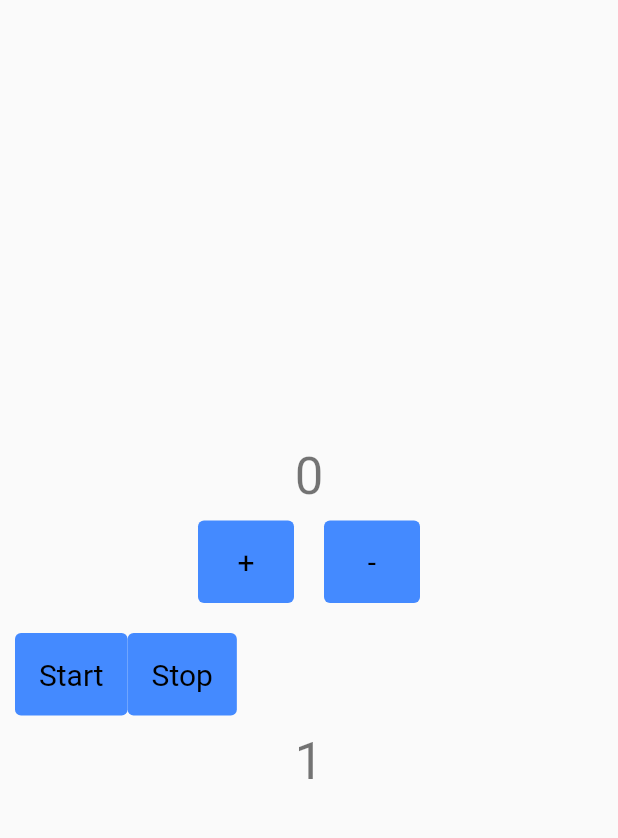
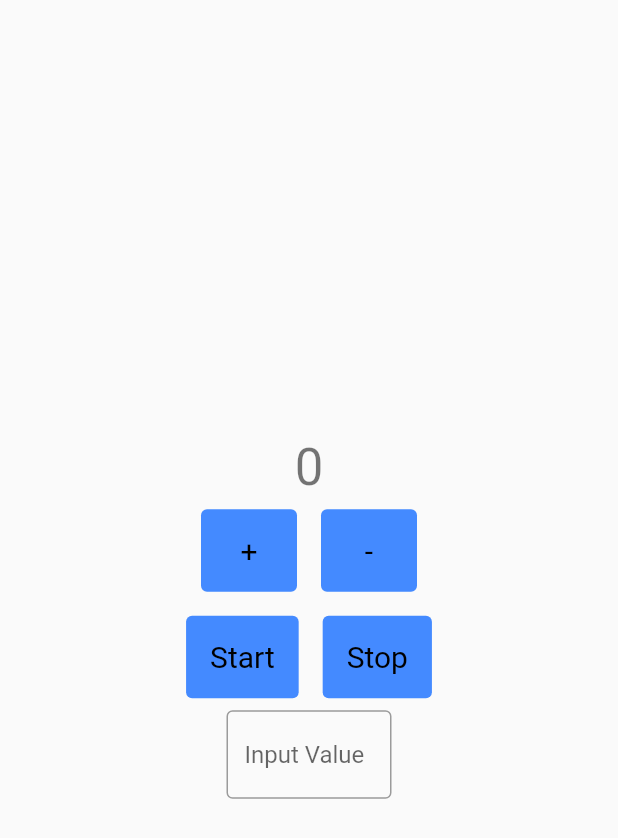
Before and after one commit to asoi1990/flutter_bloc_counter_homework, a Flutter app: the screen it shows after launch, after a tap on "Start", on a phone screen of 412 x 824 dp. Shown: the top 838 px of the screen. Run offline on Flutter 3.47's test engine with Material 2 defaults, Android fonts, the phone set to English and light mode, and no system bars; our stand-ins replace bloc, equatable, flutter_bloc.

Commit message:
add input step feature

```diff
--- a/lib/bloc/autoIncreament/bloc/auto_increament_number_bloc.dart
+++ /dev/null
@@ -1,52 +0,0 @@
-import 'dart:async';
-
-import 'package:bloc/bloc.dart';
-import 'package:equatable/equatable.dart';
-
-part 'auto_increament_number_event.dart';
-part 'auto_increament_number_state.dart';
-
-// class AutoIncreamentNumberBloc extends Bloc<AutoIncreamentNumberEvent, AutoIncreamentNumberState> {
-//   AutoIncreamentNumberBloc() : super(AutoIncreamentNumberInitial()) {
-
-//     on<AutoIncreamentNumberEvent>((event, emit) {
-//       // TODO: implement event handler
-//     });
-//   }
-
-// Stream<int> get updatedNumber async *{
-//       await Future<void>.delayed(Duration(seconds: 2));
-
-//         for (int i = 1; i <= 10; i++) {
-//           await Future<void>.delayed(Duration(seconds: 1));
-//           emit(i);
-//           yield i;
-//         }
-//     }
-// }
-class AutoIncreamentNumberBloc {
-  int _flag = 0;
-  int counter = 0;
-
-  Stream<int> get updatedNumber async* {
-    for (int i = 1;; i++) {
-      if (_flag == 2) {
-        await Future<void>.delayed(Duration(seconds: 1));
-        if (_flag == 2 && counter == 0) i = 1;
-        counter = i;
-        yield counter;
-      } else {
-        await Future<void>.delayed(Duration(seconds: 1));
-        yield counter;
-      }
-    }
-  }
-
-  stopStream() {
-    _flag = 1;
-  }
-
-  startStream() {
-    _flag = 2;
-  }
-}
--- a/lib/bloc/increase_number_bloc.dart
+++ b/lib/bloc/increase_number_bloc.dart
@@ -1,30 +1,51 @@
 import 'package:bloc/bloc.dart';
 import 'package:equatable/equatable.dart';
+import 'package:flutter/material.dart';
 
 part 'increase_number_event.dart';
 part 'increase_number_state.dart';
 
 class ChangingNumberBloc
     extends Bloc<ChangingNumberEvent, ChangingNumberState> {
-  ChangingNumberBloc() : super(IncreaseNumberInitial(0)) {
+  ChangingNumberBloc() : super(ManualState(0, Status.increaseStatus)) {
     on<IncreaseNumberEvent>((event, emit) {
-      emit(IncreaseNumberInitial(state.changingNumber + 1));
+      int stepInput = valueInput(event.step);
+      emit(
+          ManualState(state.changingNumber + stepInput, Status.increaseStatus));
     });
 
     on<DecreaseNumberEvent>((event, emit) {
-      emit(DecreaseNumberInitial(state.changingNumber - 1));
+      int stepInput = valueInput(event.step);
+      emit(
+          ManualState(state.changingNumber - stepInput, Status.decreaseStatus));
     });
 
-    // on<AutoNumberEvent>((event, emit) {
-    //   Stream<int> generateNumbers = (() async* {
-    //     await Future<void>.delayed(Duration(seconds: 2));
+    on<AutoStartNumberEvent>((event, emit) {
+      int stepInput = valueInput(event.step);
+      emit(AutoRunState(state.changingNumber, state.statusAction));
+      autoRun(stepInput);
+    });
 
-    //     for (int i = 1; i <= 10; i++) {
-    //       await Future<void>.delayed(Duration(seconds: 1));
-    //       emit(AutoNumberInitial(i));
-    //       yield i;
-    //     }
-    //   })();
-    // });
+    on<StopNumberEvent>((event, emit) {
+      emit(ManualState(state.changingNumber, state.statusAction));
+    });
+  }
+
+  void autoRun(int step) async {
+    while (state is AutoRunState) {
+      if (state.statusAction == Status.increaseStatus) {
+        emit(AutoRunState(state.changingNumber + step, state.statusAction));
+      } else if (state.statusAction == Status.decreaseStatus) {
+        emit(AutoRunState(state.changingNumber - step, state.statusAction));
+      }
+      await Future<void>.delayed(const Duration(seconds: 1));
+    }
+  }
+
+  int valueInput(String valueInput) {
+    if (int.tryParse(valueInput) != null) {
+      return int.parse(valueInput);
+    }
+    return 0;
   }
 }
--- a/lib/bloc/increase_number_event.dart
+++ b/lib/bloc/increase_number_event.dart
@@ -1,14 +1,25 @@
 part of 'increase_number_bloc.dart';
 
 abstract class ChangingNumberEvent extends Equatable {
-  const ChangingNumberEvent();
+  String step;
+  ChangingNumberEvent(this.step);
 
   @override
   List<Object> get props => [];
 }
 
-class IncreaseNumberEvent extends ChangingNumberEvent {}
+class IncreaseNumberEvent extends ChangingNumberEvent {
+  IncreaseNumberEvent(String inputStep) : super(inputStep);
+}
 
-class DecreaseNumberEvent extends ChangingNumberEvent {}
+class DecreaseNumberEvent extends ChangingNumberEvent {
+  DecreaseNumberEvent(String inputStep) : super(inputStep);
+}
 
-// class AutoNumberEvent extends ChangingNumberEvent {}
+class AutoStartNumberEvent extends ChangingNumberEvent {
+  AutoStartNumberEvent(String inputStep) : super(inputStep);
+}
+
+class StopNumberEvent extends ChangingNumberEvent {
+  StopNumberEvent(String inputStep) : super(inputStep);
+}
--- a/lib/bloc/increase_number_state.dart
+++ b/lib/bloc/increase_number_state.dart
@@ -1,22 +1,21 @@
 part of 'increase_number_bloc.dart';
+
+enum Status { increaseStatus, decreaseStatus }
 
 abstract class ChangingNumberState extends Equatable {
   int changingNumber;
+  Status statusAction;
 
-  ChangingNumberState(this.changingNumber);
+  ChangingNumberState(this.changingNumber, this.statusAction);
 
   @override
   List<Object> get props => [changingNumber];
 }
 
-class IncreaseNumberInitial extends ChangingNumberState {
-  IncreaseNumberInitial(int number) : super(number);
+class ManualState extends ChangingNumberState {
+  ManualState(int number, Status statusAction) : super(number, statusAction);
 }
 
-class DecreaseNumberInitial extends ChangingNumberState {
-  DecreaseNumberInitial(int number) : super(number);
+class AutoRunState extends ChangingNumberState {
+  AutoRunState(int number, Status statusAction) : super(number, statusAction);
 }
-
-// class AutoNumberInitial extends ChangingNumberState {
-//   AutoNumberInitial(int number) : super(number);
-// }
--- a/lib/main.dart
+++ b/lib/main.dart
@@ -1,7 +1,4 @@
-import 'dart:developer';
-
 import 'package:flutter/material.dart';
-import 'package:flutter_application_1/bloc/autoIncreament/bloc/auto_increament_number_bloc.dart';
 import 'package:flutter_application_1/bloc/increase_number_bloc.dart';
 import 'package:flutter_bloc/flutter_bloc.dart';
 
@@ -16,8 +13,7 @@ class MyApp extends StatelessWidget {
 
   @override
   Widget build(BuildContext context) {
-    final autoNumber = AutoIncreamentNumberBloc();
-// final _bloc = AutoIncreamentNumberBloc();
+    final inputValueController = TextEditingController();
     return BlocProvider(
         create: (context) => ChangingNumberBloc(),
         child: MaterialApp(
@@ -26,19 +22,17 @@ class MyApp extends StatelessWidget {
               return Scaffold(
                   body: Center(
                       child: Column(
+                crossAxisAlignment: CrossAxisAlignment.center,
                 mainAxisAlignment: MainAxisAlignment.center,
                 children: <Widget>[
                   Text(state.changingNumber.toString(),
                       style: Theme.of(context).textTheme.headline4),
-                  Center(
-                    child: Row(
+                  Row(
                     mainAxisAlignment: MainAxisAlignment.center,
                     children: <Widget>[
-                        Container(
-                            margin: const EdgeInsets.all(10),
-                            child: Column(
-                              children: <Widget>[
-                                TextButton(
+                      Padding(
+                        padding: const EdgeInsets.all(8.0),
+                        child: TextButton(
                           style: TextButton.styleFrom(
                             backgroundColor: Colors.blueAccent,
                             padding: const EdgeInsets.all(16),
@@ -46,19 +40,15 @@ class MyApp extends StatelessWidget {
                             textStyle: const TextStyle(fontSize: 20),
                           ),
                           onPressed: () {
-                                    context
-                                        .read<ChangingNumberBloc>()
-                                        .add(IncreaseNumberEvent());
+                            context.read<ChangingNumberBloc>().add(
+                                IncreaseNumberEvent(inputValueController.text));
                           },
                           child: const Text('+'),
                         ),
-                              ],
-                            )),
-                        Container(
-                            margin: const EdgeInsets.all(10),
-                            child: Column(
-                              children: <Widget>[
-                                TextButton(
+                      ),
+                      Padding(
+                        padding: const EdgeInsets.all(8.0),
+                        child: TextButton(
                           style: TextButton.styleFrom(
                             backgroundColor: Colors.blueAccent,
                             padding: const EdgeInsets.all(16),
@@ -66,25 +56,20 @@ class MyApp extends StatelessWidget {
                             textStyle: const TextStyle(fontSize: 20),
                           ),
                           onPressed: () {
-                                    context
-                                        .read<ChangingNumberBloc>()
-                                        .add(DecreaseNumberEvent());
+                            context.read<ChangingNumberBloc>().add(
+                                DecreaseNumberEvent(inputValueController.text));
                           },
                           child: const Text('-'),
                         ),
-                              ],
-                            )),
+                      )
                     ],
                   ),
-                  ),
-                  Center(
-                    child: Column(
+                  Row(
                     mainAxisAlignment: MainAxisAlignment.center,
                     children: <Widget>[
-                        Container(
-                          margin: const EdgeInsets.all(10),
-                          child: Row(children: <Widget>[
-                            TextButton(
+                      Padding(
+                        padding: const EdgeInsets.all(8.0),
+                        child: TextButton(
                           style: TextButton.styleFrom(
                             backgroundColor: Colors.blueAccent,
                             padding: const EdgeInsets.all(16.0),
@@ -92,11 +77,16 @@ class MyApp extends StatelessWidget {
                             textStyle: const TextStyle(fontSize: 20),
                           ),
                           onPressed: () {
-                                autoNumber.startStream();
+                            context.read<ChangingNumberBloc>().add(
+                                AutoStartNumberEvent(
+                                    inputValueController.text));
                           },
                           child: const Text('Start'),
                         ),
-                            TextButton(
+                      ),
+                      Padding(
+                        padding: const EdgeInsets.all(8.0),
+                        child: TextButton(
                           style: TextButton.styleFrom(
                             backgroundColor: Colors.blueAccent,
                             padding: const EdgeInsets.all(16.0),
@@ -104,36 +94,24 @@ class MyApp extends StatelessWidget {
                             textStyle: const TextStyle(fontSize: 20),
                           ),
                           onPressed: () {
-                                autoNumber.stopStream();
+                            context.read<ChangingNumberBloc>().add(
+                                StopNumberEvent(inputValueController.text));
                           },
                           child: const Text('Stop'),
-                            )
-                          ]),
+                        ),
                       )
                     ],
                   ),
+                  SizedBox(
+                    width: 110,
+                    child: TextField(
+                      decoration: InputDecoration(
+                        border: OutlineInputBorder(),
+                        hintText: 'Input Value',
                       ),
-                  Center(
-                    child: StreamBuilder<int>(
-                        stream: autoNumber.updatedNumber,
-                        builder: (context, AsyncSnapshot<int> snapshot) {
-                          if (snapshot.connectionState ==
-                                  ConnectionState.active ||
-                              snapshot.connectionState ==
-                                  ConnectionState.done) {
-                            if (snapshot.hasError) {
-                              return const Text('Error');
-                            } else if (snapshot.hasData) {
-                              return Text(snapshot.data.toString(),
-                                  style: Theme.of(context).textTheme.headline4);
-                            } else {
-                              return const Text('Empty data');
-                            }
-                          } else {
-                            return Text('State: ${snapshot.connectionState}');
-                          }
-                        }),
-                  )
+                      controller: inputValueController,
+                    ),
+                  ),
                 ],
               )));
             },
@@ -141,8 +119,3 @@ class MyApp extends StatelessWidget {
         ));
   }
 }
-
-
-// https://medium.com/flutter-community/flutter-bloc-with-streams-6ed8d0a63bb8
-
-// https://flutterbyexample.com/lesson/calendar-app-introduction
```
Also changed, not shown: lib/bloc/autoIncreament/bloc/auto_increament_number_event.dart (deleted, +0 -10 lines), lib/bloc/autoIncreament/bloc/auto_increament_number_state.dart (deleted, +0 -14 lines), 1 other file. Lines whose indentation alone changed are shown as unchanged.
